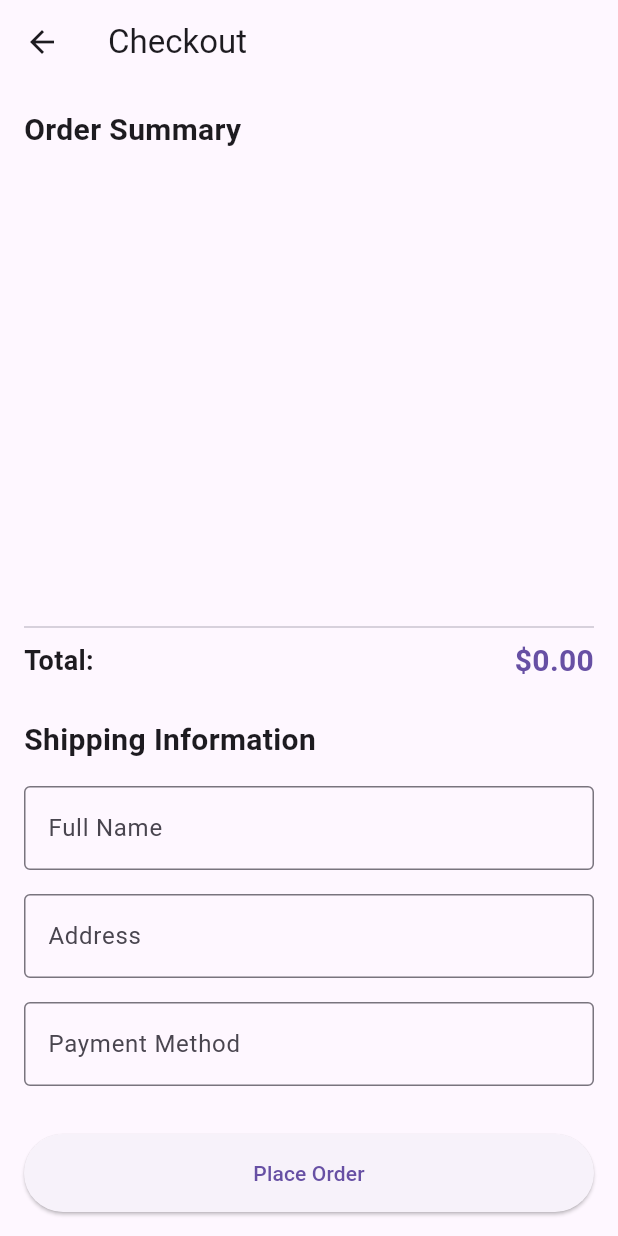
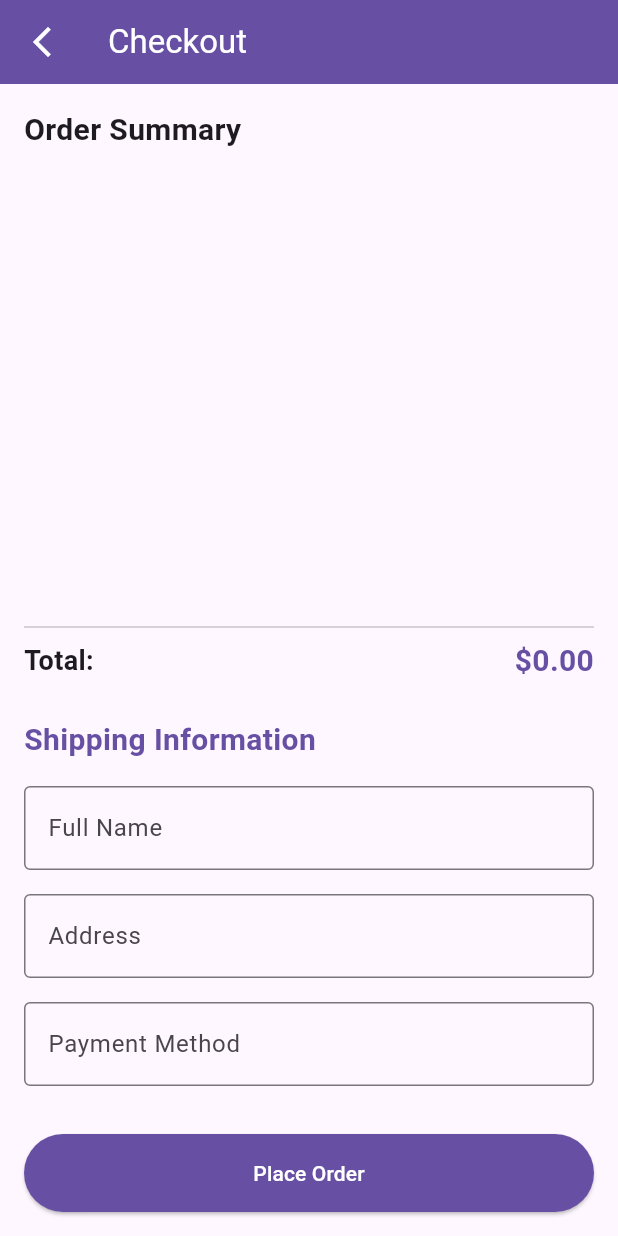
Before and after one commit to sagarsomani/shop-savvy, a Flutter app: the CheckoutScreen screen opened directly with empty values, on a phone screen of 412 x 824 dp. Run offline on Flutter 3.47's test engine with Material 3 defaults, Android fonts, the light colour scheme and no system bars; our stand-ins replace shared_preferences; accounts and stored records are empty.

Commit message:
shop savvy

```diff
--- a/lib/screens/checkout_screen.dart
+++ b/lib/screens/checkout_screen.dart
@@ -16,7 +16,13 @@ class CheckoutScreen extends StatelessWidget {
   Widget build(BuildContext context) {
     return Scaffold(
       appBar: AppBar(
-        title: Text('Checkout'),
+        backgroundColor: Theme.of(context).primaryColor,
+        iconTheme: IconThemeData(color: Colors.white),
+        leading: IconButton(
+          icon: Icon(Icons.arrow_back_ios_new_outlined, color: Colors.white),
+          onPressed: () => Navigator.pop(context),
+        ),
+        title: Text('Checkout', style: TextStyle(color: Colors.white),),
       ),
       body: Padding(
         padding: const EdgeInsets.all(16.0),
@@ -70,7 +76,7 @@ class CheckoutScreen extends StatelessWidget {
             SizedBox(height: 24),
             Text(
               'Shipping Information',
-              style: TextStyle(fontSize: 20, fontWeight: FontWeight.bold),
+              style: TextStyle(fontSize: 20, fontWeight: FontWeight.bold, color: Theme.of(context).primaryColor),
             ),
             SizedBox(height: 16),
             TextFormField(
@@ -124,9 +130,10 @@ class CheckoutScreen extends StatelessWidget {
                   );
                 },
                 style: ElevatedButton.styleFrom(
+                  backgroundColor: Theme.of(context).primaryColor,
                   padding: EdgeInsets.symmetric(vertical: 16),
                 ),
-                child: Text('Place Order'),
+                child: Text('Place Order', style: TextStyle(color: Colors.white),),
               ),
             ),
           ],
--- a/lib/screens/product_list_screen.dart
+++ b/lib/screens/product_list_screen.dart
@@ -8,9 +8,10 @@ import 'package:shopsavvy/widgets/product_card.dart';
 class ProductListScreen extends StatefulWidget {
   final VoidCallback onUpdate;
 
-  ProductListScreen({required this.onUpdate});
+  const ProductListScreen({super.key, required this.onUpdate});
 
   @override
+  // ignore: library_private_types_in_public_api
   _ProductListScreenState createState() => _ProductListScreenState();
 }
 
--- a/lib/screens/wishlist_screen.dart
+++ b/lib/screens/wishlist_screen.dart
@@ -54,11 +54,13 @@ class _WishlistScreenState extends State<WishlistScreen> {
   Widget build(BuildContext context) {
     return Scaffold(
       appBar: AppBar(
+        backgroundColor: Theme.of(context).primaryColor,
+        iconTheme: IconThemeData(color: Colors.white),
         leading: IconButton(
-          icon: Icon(Icons.arrow_back_ios_new_outlined, color: Theme.of(context).primaryColor),
+          icon: Icon(Icons.arrow_back_ios_new_outlined,),
           onPressed: () => Navigator.pop(context),
         ),
-        title: Text('Your Wishlist',style: TextStyle(color:Theme.of(context).primaryColor,fontWeight: FontWeight.bold),),
+        title: Text('Your Wishlist',style: TextStyle(color:Colors.white),),
       ),
       body: _isLoading
           ? Center(child: CircularProgressIndicator())
```
Also changed, not shown: lib/screens/cart_screen.dart (+7 -4 lines), lib/screens/product_detail_screen.dart (+12 -2 lines).
